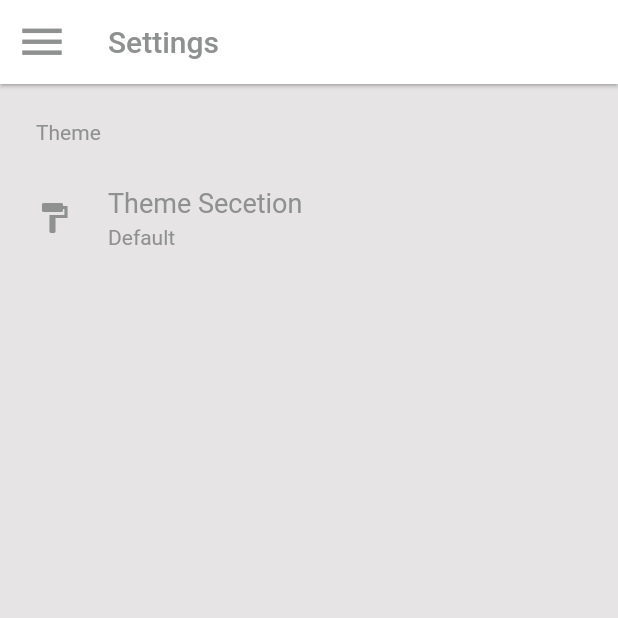
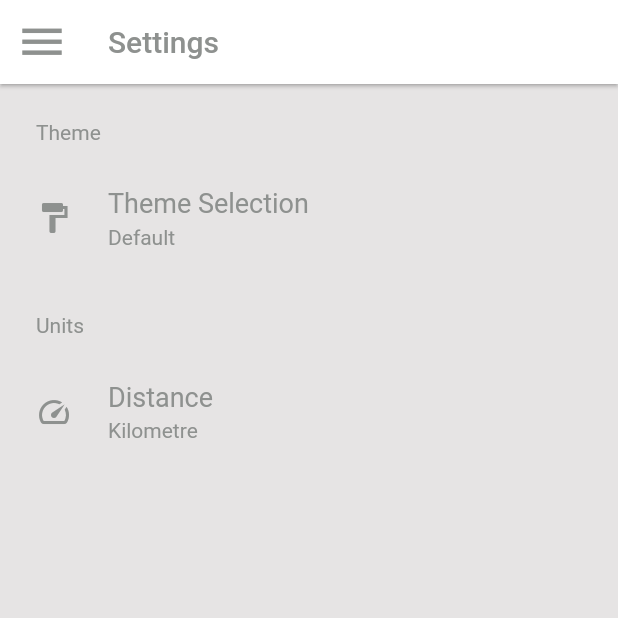
Before and after one commit to CSCI4100U/course-project-CanaCache, a Flutter app: the screen it shows once a user with an empty profile is signed in, after a tap on the "menu" icon, after a tap on "Settings", on a phone screen of 412 x 824 dp, the top half of it. Run offline on Flutter 3.47's test engine with Material 2 defaults, Android fonts, the phone set to English and light mode, and no system bars; drawn by our look-alikes of settings_ui; our stand-ins replace firebase_auth, firebase_core, flutter_signin_button, flutter_svg, google_sign_in, sqflite; accounts and stored records are empty; network calls fail.

Commit message:
Have added new settings and made picker more resuable

```diff
--- /dev/null
+++ b/canacache/lib/common_widgets/cana_picker.dart
@@ -0,0 +1,32 @@
+import "package:canacache/theming/models/cana_palette_model.dart";
+import "package:provider/provider.dart";
+import "package:canacache/settings/model/settings_provider.dart";
+import "package:flutter/material.dart";
+
+class CanaPicker {
+  static canaShowDialog(
+    BuildContext context,
+    Widget content,
+    String title,
+  ) async {
+    CanaTheme selectedTheme =
+        Provider.of<SettingsProvider>(context, listen: false).getTheme();
+
+    await showDialog(
+      context: context,
+      builder: (context) => AlertDialog(
+        shape: const RoundedRectangleBorder(
+          borderRadius: BorderRadius.all(Radius.circular(25.0)),
+        ),
+        backgroundColor: selectedTheme.primaryBgColor,
+        title: Text(
+          title,
+          style: TextStyle(
+            color: selectedTheme.primaryTextColor,
+          ),
+        ),
+        content: content,
+      ),
+    );
+  }
+}
--- a/canacache/lib/settings/model/settings_model.dart
+++ b/canacache/lib/settings/model/settings_model.dart
@@ -33,6 +33,10 @@ class SettingsModel {
     _selectedTheme = theme;
   }
 
+  set selectedUnit(Unit unit) {
+    _selectedUnit = unit;
+  }
+
   setSelectedTheme(String key) {
     _selectedTheme = CanaPalette.getCanaTheme(key);
   }
@@ -42,7 +46,6 @@ class SettingsModel {
   }
 
   writeSettings() async {
-    print("selfewd them ewrite $_selectedTheme");
     await DBOperations.insertToDB(tableName, toMap());
   }
 
@@ -53,12 +56,9 @@ class SettingsModel {
       "setSelectedTheme": ""
     };
     Map<String, dynamic> startMap = defaults;
-    for (var row in rows) {
-      print("current row $row");
-    }
+
     if (rows.isNotEmpty) {
       startMap = rows[0];
-      print("start map $startMap");
       for (String column in columnNames) {
         if (!rows[0].containsKey(column)) {
           startMap = defaults;
--- a/canacache/lib/settings/model/settings_provider.dart
+++ b/canacache/lib/settings/model/settings_provider.dart
@@ -31,6 +31,12 @@ class SettingsProvider with ChangeNotifier {
     notifyListeners();
   }
 
+  setUnit(Unit unit) {
+    _currentSettings.selectedUnit = unit;
+    _currentSettings.writeSettings();
+    notifyListeners();
+  }
+
   Unit getUnit() {
     return _currentSettings.selectedUnit;
   }
--- a/canacache/lib/settings/model/units.dart
+++ b/canacache/lib/settings/model/units.dart
@@ -1,6 +1,12 @@
 class Unit {
   String _unit = defaultUnit;
-  static String defaultUnit = "Km";
+  static String defaultUnit = "Kilometre";
+  static const Map<String, void> validUnits = {
+    "Kilometre": null,
+    "Metere": null,
+    "Miles": null,
+    "Yards": null,
+  };
 
   String get unit => _unit;
 
@@ -14,9 +20,9 @@ class Unit {
 
   Unit({required unit}) {
     if (isValidUnit(unit)) {
-      unit = unit;
+      _unit = unit;
     } else {
-      unit = defaultUnit;
+      _unit = defaultUnit;
     }
   }
 
@@ -24,14 +30,17 @@ class Unit {
     return Unit(unit: unit);
   }
 
-  static const Map<String, void> validUnits = {"Km": null, "Miles": null};
-
   static bool isValidUnit(String key) {
     return validUnits.containsKey(key);
   }
 
   @override
   String toString() {
-    return unit;
+    return _unit;
+  }
+
+  @override
+  bool operator ==(covariant Unit other) {
+    return other.unit == _unit;
   }
 }
--- a/canacache/lib/settings/view/settings_view.dart
+++ b/canacache/lib/settings/view/settings_view.dart
@@ -6,6 +6,8 @@ import "package:canacache/theming/models/cana_palette_model.dart";
 import "package:canacache/common_widgets/cana_snackbar.dart";
 import "package:canacache/settings/model/settings_provider.dart";
 import "package:firebase_auth/firebase_auth.dart";
+import "package:canacache/settings/model/units.dart";
+import "package:canacache/common_widgets/cana_picker.dart";
 
 class SettingsPageView extends StatefulWidget {
   const SettingsPageView({Key? key, this.title}) : super(key: key);
@@ -17,9 +19,58 @@ class SettingsPageView extends StatefulWidget {
 }
 
 class _SettingsPage extends State<SettingsPageView> {
-  Column generateThemePicker(BuildContext context) {
+  Column generateUnitPickerContent(BuildContext context) {
     List<Widget> content = [];
-    CanaTheme selectedTheme = Provider.of<SettingsProvider>(context).getTheme();
+
+    CanaTheme selectedTheme =
+        Provider.of<SettingsProvider>(context, listen: false).getTheme();
+
+    Unit providedUnit =
+        Provider.of<SettingsProvider>(context, listen: false).getUnit();
+
+    Unit.validUnits.forEach((String k, _) {
+      Unit currentUnit = Unit(unit: k);
+      content.add(
+        Padding(
+          padding: const EdgeInsets.only(top: 10, bottom: 20),
+          child: InkWell(
+            onTap: () {
+              Provider.of<SettingsProvider>(context, listen: false)
+                  .setUnit(currentUnit);
+
+              Navigator.of(context).pop();
+              ScaffoldMessenger.of(context).showSnackBar(
+                successCanaSnackBar(
+                  context,
+                  "Changing Unit to $currentUnit",
+                ),
+              );
+            },
+            child: Container(
+              color: currentUnit == providedUnit
+                  ? selectedTheme.secBgColor
+                  : selectedTheme.primaryBgColor,
+              child: Center(
+                child: Text(
+                  currentUnit.toString(),
+                  style: TextStyle(
+                    color: selectedTheme.primaryTextColor,
+                    fontSize: 40,
+                  ),
+                ),
+              ),
+            ),
+          ),
+        ),
+      );
+    });
+    return Column(children: content);
+  }
+
+  Column generateThemePickerContent(BuildContext context) {
+    List<Widget> content = [];
+    CanaTheme selectedTheme =
+        Provider.of<SettingsProvider>(context, listen: false).getTheme();
 
     CanaPalette.cannaThemes.forEach((String k, CanaTheme value) {
       content.add(
@@ -34,7 +85,7 @@ class _SettingsPage extends State<SettingsPageView> {
               ScaffoldMessenger.of(context).showSnackBar(
                 successCanaSnackBar(
                   context,
-                  "Changing Theme to ${k}",
+                  "Changing Theme to $k",
                 ),
               );
             },
@@ -60,30 +111,13 @@ class _SettingsPage extends State<SettingsPageView> {
     return Column(children: content);
   }
 
-  showThemePicker(BuildContext context) async {
-    CanaTheme selectedTheme =
-        Provider.of<SettingsProvider>(context, listen: false).getTheme();
-    await showDialog(
-      context: context,
-      builder: (context) => AlertDialog(
-        backgroundColor: selectedTheme.primaryBgColor,
-        title: Text(
-          "Pick A Theme",
-          style: TextStyle(
-            color: selectedTheme.primaryTextColor,
-          ),
-        ),
-        content: Container(child: generateThemePicker(context)),
-      ),
-    );
-  }
-
   List<AbstractSettingsSection> generateSettingSections(BuildContext context) {
     CanaTheme selectedTheme = Provider.of<SettingsProvider>(context).getTheme();
+    Unit selectedUnit = Provider.of<SettingsProvider>(context).getUnit();
 
     List<AbstractSettingsSection> sections = [];
 
-    sections.add(
+    sections.addAll([
       SettingsSection(
         title: Text(
           "Theme",
@@ -94,18 +128,46 @@ class _SettingsPage extends State<SettingsPageView> {
             leading:
                 Icon(Icons.format_paint, color: selectedTheme.primaryIconColor),
             title: Text(
-              "Theme Secetion",
+              "Theme Selection",
               style: TextStyle(color: selectedTheme.primaryTextColor),
             ),
             value: Text(
-              selectedTheme.themeName,
+              selectedTheme.toString(),
               style: TextStyle(color: selectedTheme.primaryTextColor),
             ),
-            onPressed: (value) => showThemePicker(context),
+            onPressed: (value) => CanaPicker.canaShowDialog(
+              context,
+              generateThemePickerContent(context),
+              "Pick a Theme",
+            ),
           ),
         ],
       ),
-    );
+      SettingsSection(
+        title: Text(
+          "Units",
+          style: TextStyle(color: selectedTheme.primaryTextColor),
+        ),
+        tiles: <SettingsTile>[
+          SettingsTile.navigation(
+            leading: Icon(Icons.speed, color: selectedTheme.primaryIconColor),
+            title: Text("Distance",
+                style: TextStyle(color: selectedTheme.primaryTextColor)),
+            value: Text(
+              selectedUnit.toString(),
+              style: TextStyle(color: selectedTheme.primaryTextColor),
+            ),
+            onPressed: (value) => CanaPicker.canaShowDialog(
+              context,
+              generateUnitPickerContent(context),
+              "Pick Unit",
+            ),
+          ),
+        ],
+      ),
+    ]);
+
+    // for later if you want settings only logged in users can see
     if (FirebaseAuth.instance.currentUser != null) {}
     return sections;
   }
```
